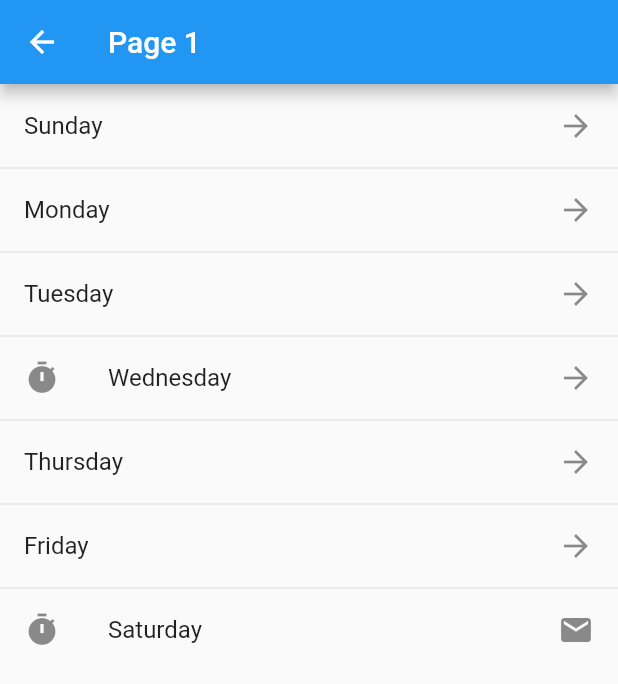
After one commit to UnremittingEncore/Flutter_app, a Flutter app: the screen it shows after launch, after a tap on "Click to See Pageview Demonstration", on a phone screen of 412 x 824 dp. The commit adds this screen. Shown: the top 684 px of the screen. Run offline on Flutter 3.47's test engine with Material 2 defaults, Android fonts, the phone set to English and light mode, and no system bars; our stand-ins replace camera, logger, sqflite; missing offline and left inert: esys_flutter_share; accounts and stored records are empty.

Commit message:
Updated on 2020-08-10

```diff
--- /dev/null
+++ b/lib/ListViewDemonstration.dart
@@ -0,0 +1,53 @@
+import 'package:flutter/cupertino.dart';
+import 'package:flutter/material.dart';
+
+class ListViewDemonstration extends StatelessWidget{
+  @override
+  Widget build(BuildContext context) {
+    // TODO: implement build
+      return Container(
+        child: prepareListViewData(context),
+      );
+  }
+
+}
+
+Widget prepareListViewData(context){
+    return ListView(
+        children: ListTile.divideTiles(
+            context: context,
+            tiles:[
+              ListTile(
+                trailing: Icon(Icons.arrow_forward) ,
+                title: Text('Sunday'),
+              ),
+              ListTile(
+                trailing: Icon(Icons.arrow_forward) ,
+                title: Text('Monday'),
+              ),
+              ListTile(
+                trailing: Icon(Icons.arrow_forward) ,
+                title: Text('Tuesday'),
+              ),
+              ListTile(
+                leading: Icon(Icons.timer),
+                trailing: Icon(Icons.arrow_forward) ,
+                title: Text('Wednesday'),
+              ),
+              ListTile(
+                trailing: Icon(Icons.arrow_forward) ,
+                title: Text('Thursday'),
+              ),
+              ListTile(
+                trailing: Icon(Icons.arrow_forward) ,
+                title: Text('Friday'),
+              ),
+              ListTile(
+                leading: Icon(Icons.timer),
+                trailing: Icon(Icons.email) ,
+                title: Text('Saturday'),
+              ),
+            ],
+        ).toList(),
+    );
+}
--- /dev/null
+++ b/lib/PageViewDemonstration.dart
@@ -0,0 +1,75 @@
+import 'package:flutter/cupertino.dart';
+import 'package:flutter/material.dart';
+import 'package:calculator_app/ListViewDemonstration.dart';
+
+class PageViewDemonstration extends StatefulWidget{
+  @override
+  State<StatefulWidget> createState() {
+    // TODO: implement createState
+    return PageViewDemoState();
+  }
+
+}
+
+class PageViewDemoState extends State<PageViewDemonstration>{
+  PageController pageController = new PageController(
+      initialPage: 0
+  );
+  @override
+  Widget build(BuildContext context) {
+    // TODO: implement build
+    return PageView(
+       controller: pageController,
+        children: [
+            Page1(),
+            Page2(),
+            Page3(),
+        ],
+    );
+  }
+
+}
+
+
+class Page1 extends StatelessWidget{
+  @override
+  Widget build(BuildContext context) {
+    // TODO: implement build
+    return Scaffold(
+        appBar: AppBar(title: Text('Page 1'),),
+        body: Center(
+          child: ListViewDemonstration(),
+        ),
+    );
+  }
+}
+
+
+
+class Page2 extends StatelessWidget{
+  @override
+  Widget build(BuildContext context) {
+    // TODO: implement build
+    return Scaffold(
+      appBar: AppBar(title: Text('Page 2'),),
+      body: Center(
+        child: Text('You are in Page 2'),
+      ),
+    );
+  }
+}
+
+
+
+class Page3 extends StatelessWidget{
+  @override
+  Widget build(BuildContext context) {
+    // TODO: implement build
+    return Scaffold(
+      appBar: AppBar(title: Text('Page 3'),),
+      body: Center(
+        child: Text('You are in Page 3'),
+      ),
+    );
+  }
+}
--- a/lib/main.dart
+++ b/lib/main.dart
@@ -5,6 +5,7 @@ import 'package:calculator_app/CameraScreen.dart';
 import 'package:calculator_app/InputInformationScreen.dart';
 import 'package:calculator_app/SecondScreen.dart';
 import 'package:calculator_app/UserInformation.dart';
+import 'package:calculator_app/PageViewDemonstration.dart';
 
 void main() {
   runApp(MainScreen());
@@ -70,8 +71,15 @@ class FirstScreen extends StatelessWidget{
               onPressed:(){
                 navigateToCameraScreen(context);
               },
-            )
-
+            ),
+            RaisedButton(
+              color: Colors.blue,
+              textColor: Colors.white,
+              child: Text('Click to See Pageview Demonstration'),
+              onPressed:(){
+                navigateToPageViewDemonstrationScreen(context);
+              },
+            ),
           ],
         ),
       ),
@@ -99,4 +107,10 @@ class FirstScreen extends StatelessWidget{
     Navigator.push(context, MaterialPageRoute(builder: (context) => CameraScreen(),));
   }
 
+  void navigateToPageViewDemonstrationScreen(context) async{
+    Navigator.push(context, MaterialPageRoute(builder: (context) => PageViewDemonstration(),));
+  }
+
+
+
 }
```
Also changed, not shown: lib/CameraScreen.dart (+28 -3 lines), lib/PreviewImageScreen.dart (added, +64 -0 lines).
